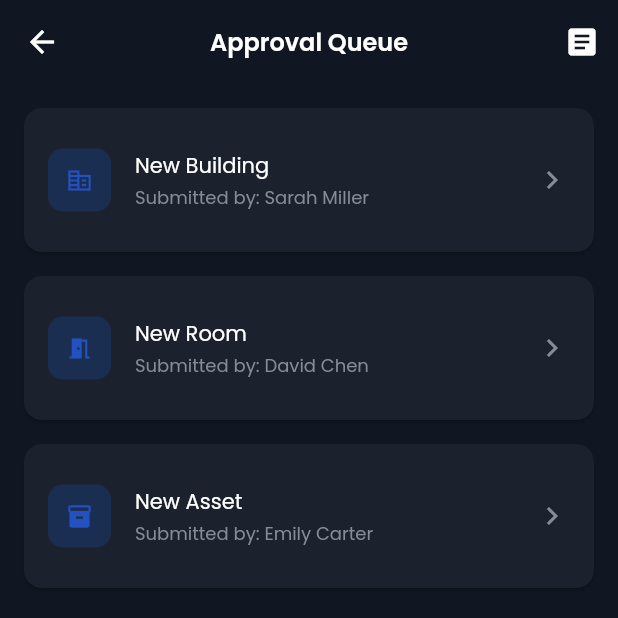
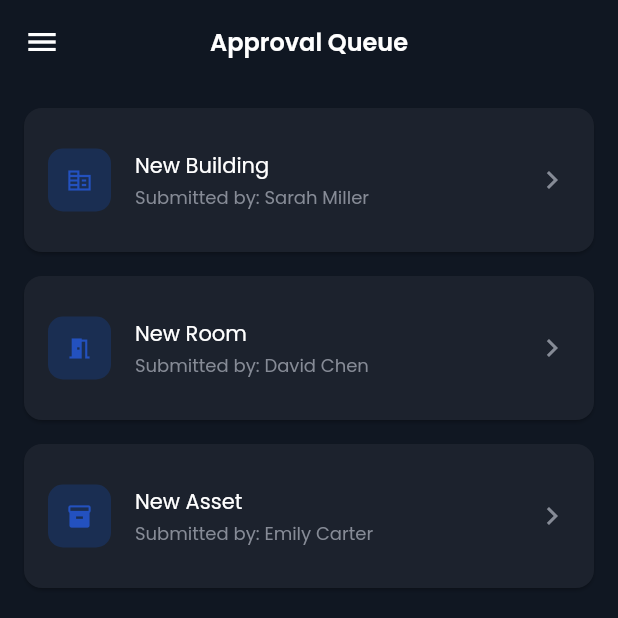
Before and after one commit to htetwai18/sync_pro_project, a Flutter app: the screen it shows after launch, on a phone screen of 412 x 824 dp, the top half of it. Run offline on Flutter 3.47's test engine with Material 3 defaults, Android fonts, the phone set to English and light mode, and no system bars; our stand-ins replace google_fonts, page_transition.

Commit message:
update app bar

```diff
--- /dev/null
+++ b/lib/config/app_bar.dart
@@ -0,0 +1,20 @@
+import 'package:flutter/material.dart';
+import 'package:sync_pro/config/app_color.dart';
+import 'package:sync_pro/config/extension.dart';
+import 'package:sync_pro/config/measurement.dart';
+
+AppBar getAppBar(
+    {required String title, required IconData icon, required Function onTap}) {
+  return AppBar(
+    backgroundColor: AppColor.background,
+    elevation: Measurement.generalSize0,
+    leading: IconButton(
+      icon: Icon(icon, color: AppColor.white),
+      onPressed: () {
+        onTap();
+      },
+    ),
+    title: Text(title).largeBold(AppColor.white),
+    centerTitle: true,
+  );
+}
--- a/lib/presentation/admin/screen/approval_queue_screen.dart
+++ b/lib/presentation/admin/screen/approval_queue_screen.dart
@@ -1,12 +1,11 @@
 import 'package:flutter/material.dart';
+import 'package:sync_pro/config/app_bar.dart';
 import 'package:sync_pro/config/app_color.dart';
 import 'package:sync_pro/config/app_string.dart';
 import 'package:sync_pro/config/extension.dart';
 import 'package:sync_pro/config/measurement.dart';
 import 'package:sync_pro/presentation/admin/display_models/approval_item_display_model.dart';
 import 'package:sync_pro/presentation/admin/widgets/approval_list_item.dart';
-import 'package:sync_pro/config/routing.dart';
-import 'package:sync_pro/presentation/admin/screen/reports_review_screen.dart';
 
 /// The main screen widget
 class ApprovalQueueScreen extends StatelessWidget {
@@ -16,25 +15,12 @@ class ApprovalQueueScreen extends StatelessWidget {
   Widget build(BuildContext context) {
     return Scaffold(
       backgroundColor: AppColor.background,
-      appBar: AppBar(
-        backgroundColor: AppColor.background,
-        elevation: Measurement.generalSize0,
-        leading: IconButton(
-          icon: const Icon(Icons.arrow_back, color: AppColor.white),
-          onPressed: () {
-            // Handle back button press
-          },
-        ),
-        title: const Text(AppString.approvalQueue).largeBold(AppColor.white),
-        centerTitle: true,
-        actions: [
-          IconButton(
-            icon: const Icon(Icons.article, color: AppColor.white),
-            onPressed: () {
-              Routing.transition(context, const ReportsReviewScreen());
-            },
-          ),
-        ],
+      appBar: getAppBar(
+        title: AppString.approvalQueue,
+        icon: Icons.menu,
+        onTap: () {
+
+        },
       ),
       body: ListView.builder(
         padding: Measurement.generalSize16.horizontalIsToVertical,
```
Also changed, not shown: lib/presentation/admin/screen/approval_detail_screen.dart (+7 -9 lines), lib/presentation/admin/screen/report_detail_screen.dart (+7 -9 lines), lib/presentation/admin/screen/reports_review_screen.dart (+7 -10 lines).
